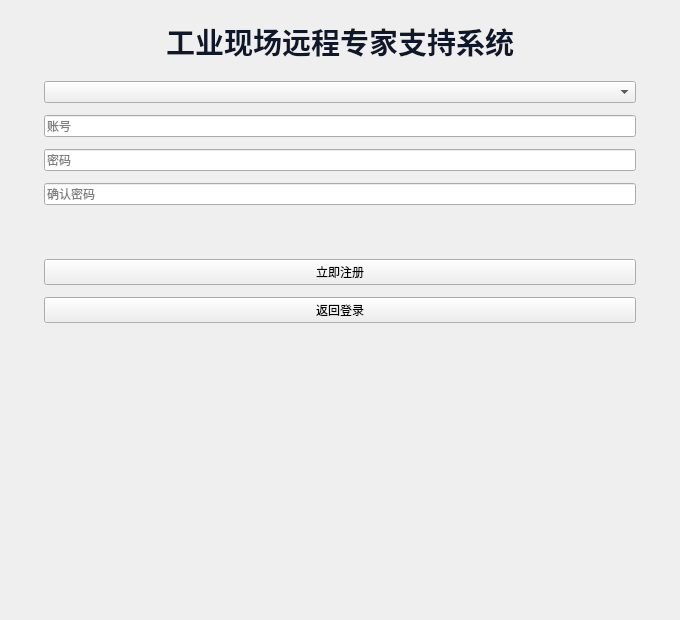
Before: the Qt Designer form APP/subdirs/client/Forms/regist.ui in KirisameMarisa0602/backupmeeting, drawn with Qt 5.
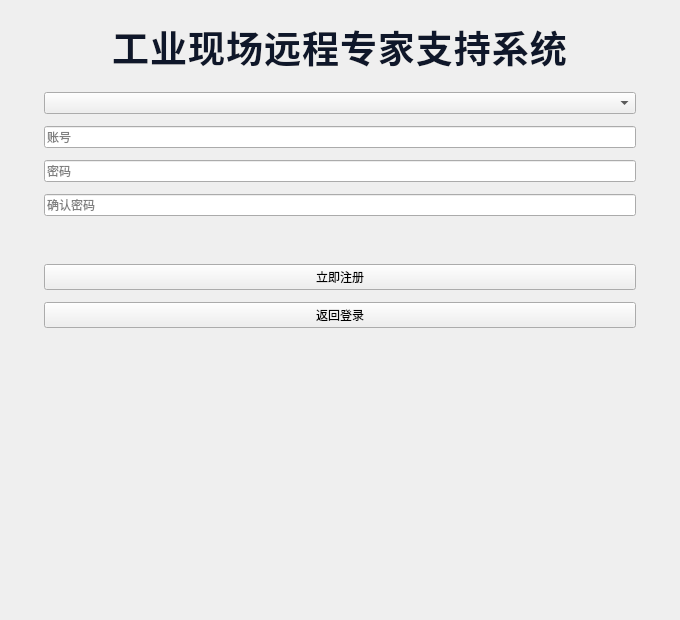
After: the same form once the commit is applied.

Patch:
```diff
--- a/APP/subdirs/client/Forms/regist.ui
+++ b/APP/subdirs/client/Forms/regist.ui
@@ -22,11 +22,11 @@
      <property name="alignment"><set>Qt::AlignHCenter|Qt::AlignVCenter</set></property>
      <property name="margin"><number>8</number></property>
      <property name="styleSheet">
-      <string notr="true">color: #0f172a;</string>
+      <string notr="true">color:#0f172a; font-family:&quot;KaiTi&quot;,&quot;STKaiti&quot;,&quot;Kaiti SC&quot;,&quot;KaiTi_GB2312&quot;,&quot;Noto Serif SC&quot;,serif; letter-spacing:1px;</string>
      </property>
      <property name="font">
       <font>
-       <pointsize>22</pointsize>
+       <pointsize>28</pointsize>
        <weight>75</weight>
        <bold>true</bold>
       </font>
```
Left out of the diff: 3 changed lines with no effect on the pictures.
